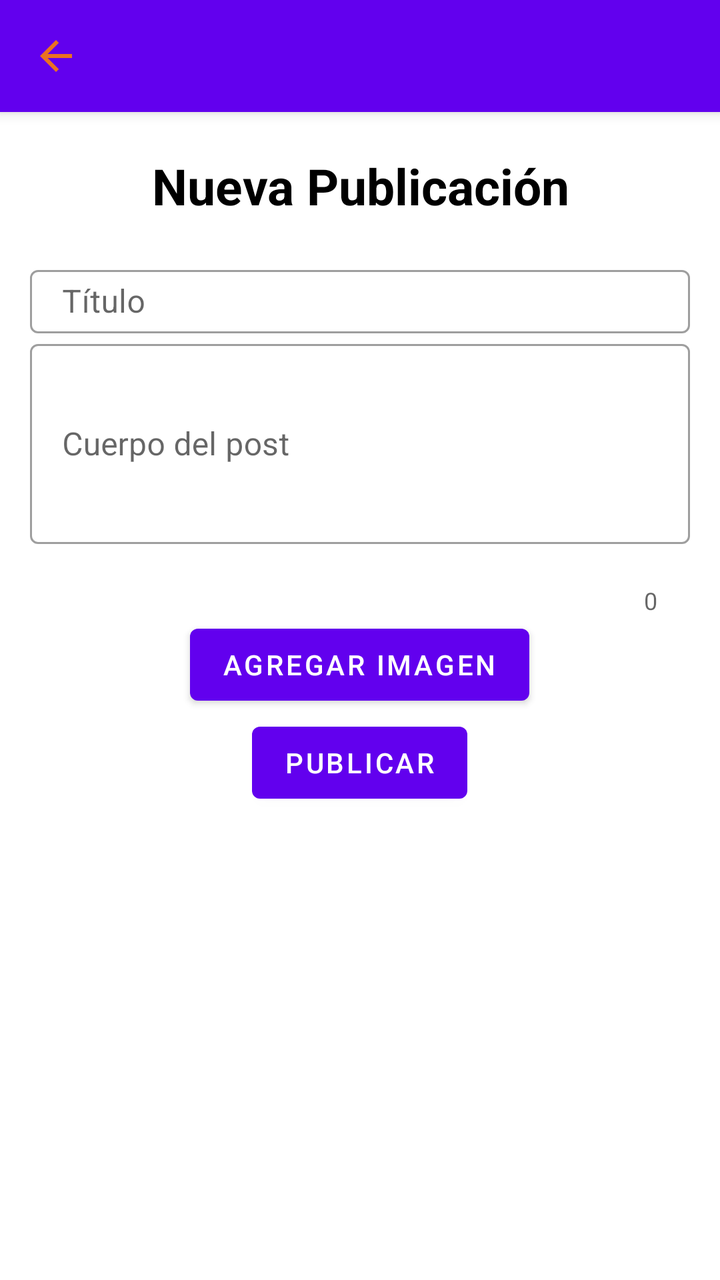
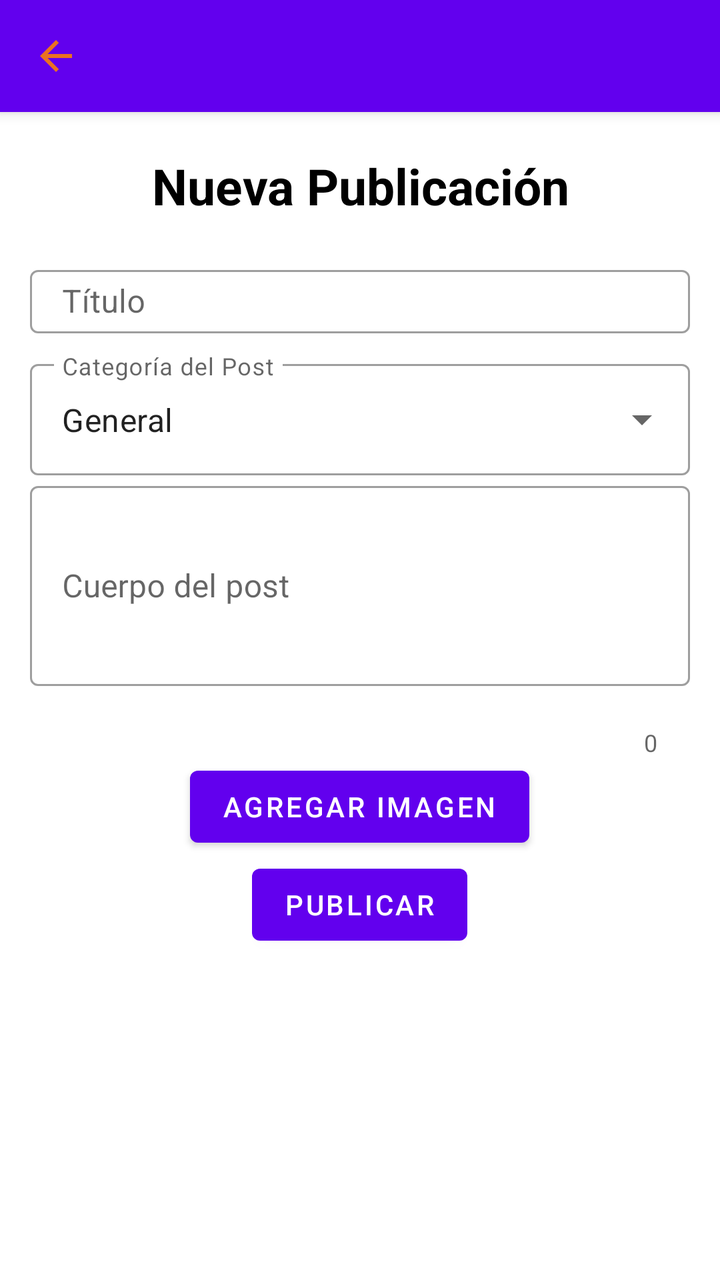

Two renders of the same Android screen: before a commit and after it. Below are the layout's source before the change and the commit's diff.
<!-- AndroidManifest.xml: fallback theme Theme.MaterialComponents.DayNight.NoActionBar -->
<!-- res/layout/fragment_write_post.xml -->
<?xml version="1.0" encoding="utf-8"?>
<androidx.constraintlayout.widget.ConstraintLayout xmlns:android="http://schemas.android.com/apk/res/android"
    xmlns:app="http://schemas.android.com/apk/res-auto"
    xmlns:tools="http://schemas.android.com/tools"
    android:layout_width="match_parent"
    android:fitsSystemWindows="true"
    android:layout_height="match_parent"
    tools:context=".view.WritePost">

    <androidx.appcompat.widget.Toolbar
        android:id="@+id/toolbar"
        android:layout_width="match_parent"
        android:layout_height="?attr/actionBarSize"
        android:background="?attr/colorPrimary"
        android:contentInsetStart="0dp"
        android:contentInsetLeft="0dp"
        android:contentInsetEnd="0dp"
        android:contentInsetRight="0dp"
        android:elevation="4dp"
        android:popupTheme="@style/ThemeOverlay.AppCompat.Light"
        android:theme="@style/ThemeOverlay.AppCompat.ActionBar"
        app:layout_constraintEnd_toEndOf="parent"
        app:layout_constraintStart_toStartOf="parent"
        app:layout_constraintTop_toTopOf="parent">

        <ImageButton
            android:id="@+id/btn_back"
            android:layout_width="wrap_content"
            android:layout_height="wrap_content"
            android:layout_gravity="start"
            android:background="?attr/selectableItemBackgroundBorderless"
            android:src="@drawable/ic_back" />
    </androidx.appcompat.widget.Toolbar>

    <ScrollView
        android:id="@+id/content"
        android:layout_width="match_parent"
        android:layout_height="0dp"
        android:paddingHorizontal="15dp"
        app:layout_constraintBottom_toBottomOf="parent"
        app:layout_constraintEnd_toEndOf="parent"
        app:layout_constraintStart_toStartOf="parent"
        app:layout_constraintTop_toBottomOf="@id/toolbar">

        <LinearLayout
            android:layout_width="match_parent"
            android:layout_height="match_parent"
            android:layout_marginTop="20dp"
            android:orientation="vertical">

            <TextView
                android:layout_width="match_parent"
                android:layout_height="wrap_content"
                android:layout_marginBottom="20dp"
                android:text="Nueva Publicación"
                android:textAlignment="center"
                android:textColor="?attr/colorOnSecondary"
                android:textSize="25sp"
                android:textStyle="bold" />

            <com.google.android.material.textfield.TextInputLayout
                style="@style/Widget.MaterialComponents.TextInputLayout.OutlinedBox"
                android:layout_width="match_parent"
                android:layout_height="wrap_content">
                
                <com.google.android.material.textfield.TextInputEditText
                    android:id="@+id/editTextTitle"
                    android:layout_width="match_parent"
                    android:layout_height="wrap_content"
                    android:hint="Título"
                    android:imeOptions="actionNext"
                    android:inputType="text"
                    android:maxLength="50"
                    android:maxLines="1"
                    android:padding="5dp" />
            </com.google.android.material.textfield.TextInputLayout>

            <com.google.android.material.textfield.TextInputLayout
                style="@style/Widget.MaterialComponents.TextInputLayout.OutlinedBox"
                android:layout_width="match_parent"
                android:layout_height="wrap_content"
                app:counterEnabled="true">
                
                <com.google.android.material.textfield.TextInputEditText
                    android:id="@+id/editTextBody"
                    android:layout_width="match_parent"
                    android:layout_height="wrap_content"
                    android:layout_marginVertical="16dp"
                    android:hint="Cuerpo del post"
                    android:imeOptions="actionDone"
                    android:inputType="textMultiLine"
                    android:maxLines="4"
                    android:minHeight="100dp"
                    android:padding="5dp"
                    android:scrollbars="vertical" />
            </com.google.android.material.textfield.TextInputLayout>

            
            <LinearLayout
                android:layout_width="match_parent"
                android:layout_height="wrap_content"
                android:layout_gravity="center"
                android:orientation="vertical">

                
                <androidx.recyclerview.widget.RecyclerView
                    android:id="@+id/selectedImages"
                    android:layout_width="match_parent"
                    android:layout_height="wrap_content"
                    android:backgroundTint="@color/transparente" />

            </LinearLayout>
            
            <Button
                android:id="@+id/btnSelectImgPost"
                android:layout_width="wrap_content"
                android:layout_height="wrap_content"
                android:layout_gravity="center_horizontal"
                android:text="Agregar Imagen"
                android:textColor="@color/white" />


            <LinearLayout
                android:layout_width="wrap_content"
                android:layout_height="wrap_content"
                android:layout_gravity="center"
                android:layout_marginTop="1dp"
                android:layout_marginBottom="20dp"
                android:orientation="horizontal">
                
                <Button
                    android:id="@+id/btnSendPublish"
                    android:layout_width="match_parent"
                    android:layout_height="wrap_content"
                    android:layout_gravity="center_horizontal"
                    android:layout_weight="1"
                    android:text="Publicar"
                    android:textColor="@color/white" />

                <ProgressBar
                    android:id="@+id/progress_post"
                    android:layout_width="match_parent"
                    android:layout_height="wrap_content"
                    android:layout_weight="1"
                    android:indeterminateTint="@color/morado_enfasis"
                    android:visibility="gone" />
            </LinearLayout>

        </LinearLayout>

    </ScrollView>

</androidx.constraintlayout.widget.ConstraintLayout>
<!-- resources referenced by this layout -->
<resources>
  <color name="morado_enfasis">#981CCA</color>
  <color name="transparente">#00FFFFFF</color>
  <color name="white">#FFFFFFFF</color>
  <!-- drawable ic_back (drawable) -->
  <vector xmlns:android="http://schemas.android.com/apk/res/android"
      android:width="24dp"
      android:height="24dp"
      android:alpha="0.87"
      android:autoMirrored="true"
      android:tint="@color/naranja_enfasis"
      android:viewportWidth="24"
      android:viewportHeight="24">
  
      <path
          android:fillColor="@android:color/white"
          android:pathData="M20,11H7.83l5.59,-5.59L12,4l-8,8 8,8 1.41,-1.41L7.83,13H20v-2z" />
  
  </vector>
  <color name="naranja_enfasis">#FF8200</color>
</resources>

<!-- the commit's change to res/layout/fragment_write_post.xml (unified diff, before → after) -->
@@ -76,6 +76,21 @@
             </com.google.android.material.textfield.TextInputLayout>
 
             <com.google.android.material.textfield.TextInputLayout
+                style="@style/Widget.MaterialComponents.TextInputLayout.OutlinedBox.ExposedDropdownMenu"
+                android:layout_width="match_parent"
+                android:layout_height="wrap_content"
+                android:layout_marginTop="10dp"
+                android:hint="Categoría del Post">
+
+                <AutoCompleteTextView
+                    android:id="@+id/autoCompleteCategory"
+                    android:layout_width="match_parent"
+                    android:layout_height="wrap_content"
+                    android:inputType="none"
+                    android:text="General" />
+            </com.google.android.material.textfield.TextInputLayout>
+
+            <com.google.android.material.textfield.TextInputLayout
                 style="@style/Widget.MaterialComponents.TextInputLayout.OutlinedBox"
                 android:layout_width="match_parent"
                 android:layout_height="wrap_content"
